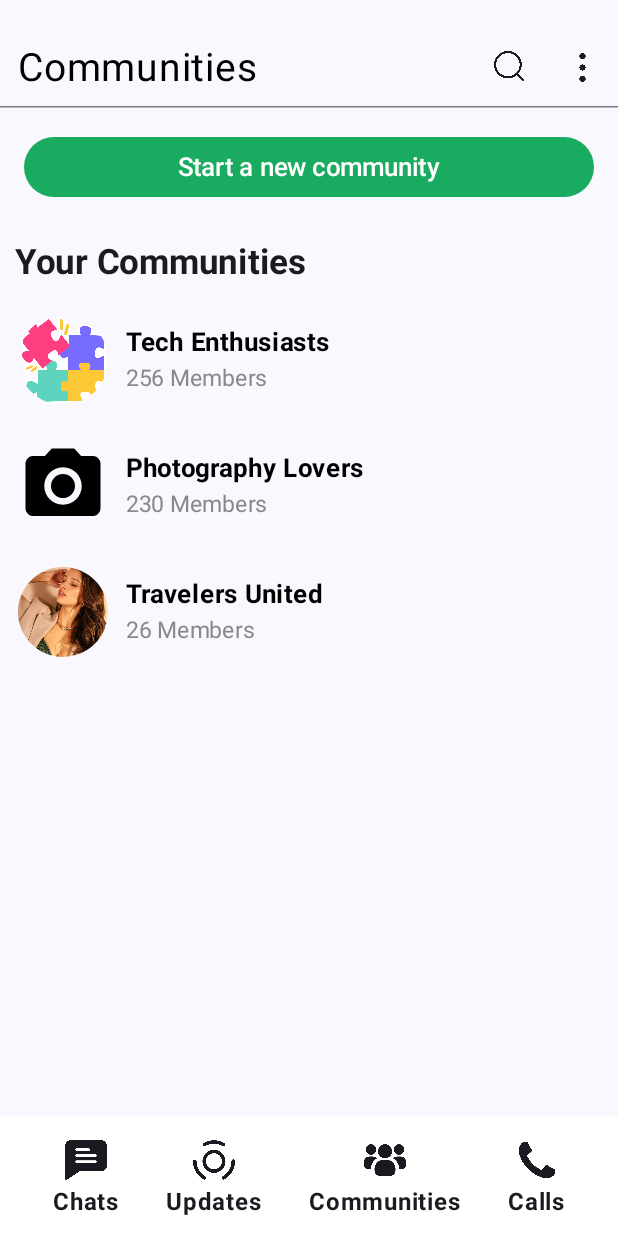
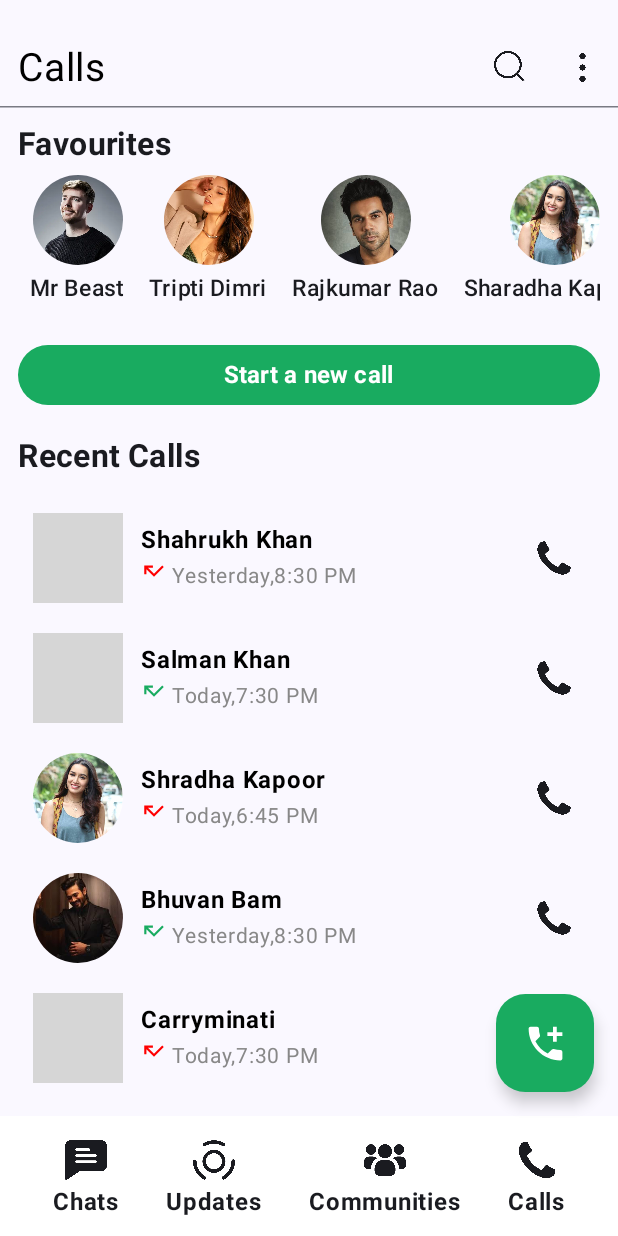
Before and after one commit to Swayampatel405/WhatsApp-Clone, an Android app built with Jetpack Compose: the screen it shows after launch (MainActivity), on a phone screen of 412 x 824 dp. Run offline under Robolectric (Android 15) with nearby library versions, the phone set to English and light mode, and no system bars; grey boxes are pictures that could not be loaded.

Commit message:
Adding complete call screen

```diff
--- a/app/src/main/java/com/appvantage/whatsapp/MainActivity.kt
+++ b/app/src/main/java/com/appvantage/whatsapp/MainActivity.kt
@@ -10,6 +10,7 @@ import androidx.compose.foundation.layout.padding
 import androidx.compose.material3.Scaffold
 import androidx.compose.ui.Modifier
 import androidx.compose.ui.focus.focusModifier
+import com.appvantage.whatsapp.presentation.callscreen.CallScreen
 import com.appvantage.whatsapp.presentation.communityscreen.CommunityScreen
 import com.appvantage.whatsapp.presentation.homescreen.ChatDesign
 import com.appvantage.whatsapp.presentation.homescreen.HomeScreen
@@ -28,7 +29,7 @@ class MainActivity : ComponentActivity() {
                 Scaffold(
                     modifier = Modifier.fillMaxSize()
                 ){pD->
-                    CommunityScreen(modifier = Modifier.padding(pD))
+                    CallScreen(modifier = Modifier.padding(pD))
                 }
             }
         }
--- /dev/null
+++ b/app/src/main/java/com/appvantage/whatsapp/presentation/callscreen/CallData.kt
@@ -0,0 +1,33 @@
+package com.appvantage.whatsapp.presentation.callscreen
+
+import android.media.Image
+import com.appvantage.whatsapp.R
+
+data class FavouritesItemData(
+    val image: Int,
+    val name:String
+)
+
+data class RecentCallsItemData(
+    val image: Int,
+    val name: String,
+    val time:String,
+    val isMissed:Boolean
+)
+
+val sampleFavouritesItem = listOf(
+    FavouritesItemData(image = R.drawable.mrbeast, name ="Mr Beast" ),
+    FavouritesItemData(image = R.drawable.tripti_dimri, name ="Tripti Dimri" ),
+    FavouritesItemData(image = R.drawable.rajkummar_rao, name ="Rajkumar Rao" ),
+    FavouritesItemData(image = R.drawable.sharadha_kapoor, name ="Sharadha Kapoor" ),
+    FavouritesItemData(image = R.drawable.kartik_aaryan, name ="Kartik Aryan" ),
+    FavouritesItemData(image = R.drawable.carryminati, name ="Carry Minati" ),
+)
+
+val sampleRecentCallsItem = listOf(
+    RecentCallsItemData(image = R.drawable.boy1, name = "Shahrukh Khan", time = "Yesterday,8:30 PM", isMissed = true),
+    RecentCallsItemData(image = R.drawable.boy, name = "Salman Khan", time = "Today,7:30 PM", isMissed = false),
+    RecentCallsItemData(image = R.drawable.sharadha_kapoor, name = "Shradha Kapoor", time = "Today,6:45 PM", isMissed = true),
+    RecentCallsItemData(image = R.drawable.bhuvan_bam, name = "Bhuvan Bam", time = "Yesterday,8:30 PM", isMissed = false),
+    RecentCallsItemData(image = R.drawable.carryminati, name = "Carryminati", time = "Today,7:30 PM", isMissed = true)
+)
--- /dev/null
+++ b/app/src/main/java/com/appvantage/whatsapp/presentation/callscreen/CallScreen.kt
@@ -0,0 +1,102 @@
+package com.appvantage.whatsapp.presentation.callscreen
+
+import androidx.compose.foundation.layout.Column
+import androidx.compose.foundation.layout.Spacer
+import androidx.compose.foundation.layout.fillMaxSize
+import androidx.compose.foundation.layout.fillMaxWidth
+import androidx.compose.foundation.layout.height
+import androidx.compose.foundation.layout.padding
+import androidx.compose.foundation.layout.size
+import androidx.compose.foundation.lazy.LazyRow
+import androidx.compose.foundation.lazy.items
+import androidx.compose.foundation.shape.RoundedCornerShape
+import androidx.compose.material3.Button
+import androidx.compose.material3.ButtonDefaults
+import androidx.compose.material3.FloatingActionButton
+import androidx.compose.material3.Icon
+import androidx.compose.material3.Scaffold
+import androidx.compose.material3.Text
+import androidx.compose.runtime.Composable
+import androidx.compose.runtime.compositionLocalWithComputedDefaultOf
+import androidx.compose.ui.Modifier
+import androidx.compose.ui.graphics.Color
+import androidx.compose.ui.res.colorResource
+import androidx.compose.ui.res.painterResource
+import androidx.compose.ui.text.font.FontWeight
+import androidx.compose.ui.tooling.preview.Preview
+import androidx.compose.ui.unit.dp
+import androidx.compose.ui.unit.sp
+import com.appvantage.whatsapp.R
+import com.appvantage.whatsapp.presentation.bottomnavigation.BottomNavigation
+
+
+@Preview(showSystemUi = true)
+@Composable
+fun CallScreen(modifier: Modifier = Modifier){
+
+    Scaffold(
+        topBar = { CallTopBar() },
+        bottomBar = { BottomNavigation() },
+        floatingActionButton = {
+            FloatingActionButton(
+                onClick = {},
+                shape = RoundedCornerShape(30),
+                modifier = Modifier.size(65.dp),
+                containerColor = colorResource(R.color.light_green),
+                contentColor = Color.White
+            ){
+                Icon(
+                    painter = painterResource(R.drawable.add_call),
+                    contentDescription = null,
+                    modifier = Modifier.size(30.dp)
+                )
+
+            }
+        }
+    ) {
+        Column (
+            modifier = Modifier.padding(it).padding(12.dp)
+        ){
+            Text(
+                text = "Favourites",
+                fontSize = 21.sp,
+                fontWeight = FontWeight.Bold
+            )
+            LazyRow {
+                items(sampleFavouritesItem){item->
+                    FavouritesItem(favouritesItemData = item)
+                }
+            }
+
+            Spacer( modifier = Modifier.height(14.dp))
+
+            Button(
+                onClick = {},
+                modifier = Modifier.fillMaxWidth(),
+                colors = ButtonDefaults.buttonColors(
+                    containerColor = colorResource(R.color.light_green),
+                    contentColor = Color.White
+                )
+            ){
+                Text("Start a new call", fontSize = 16.sp, fontWeight = FontWeight.Bold)
+
+            }
+
+            Spacer( modifier = Modifier.height(18.dp))
+
+            Text(
+                text = "Recent Calls",
+                fontSize = 21.sp,
+                fontWeight = FontWeight.Bold
+            )
+
+            Spacer(modifier = Modifier.height(15.dp))
+
+            sampleRecentCallsItem.forEach {call->
+                RecentCallItem(recentCallsItemData = call)
+            }
+
+        }
+    }
+
+}
--- /dev/null
+++ b/app/src/main/java/com/appvantage/whatsapp/presentation/callscreen/CallTopBar.kt
@@ -0,0 +1,112 @@
+package com.appvantage.whatsapp.presentation.callscreen
+
+import androidx.compose.foundation.layout.Box
+import androidx.compose.foundation.layout.Column
+import androidx.compose.foundation.layout.Row
+import androidx.compose.foundation.layout.Spacer
+import androidx.compose.foundation.layout.fillMaxWidth
+import androidx.compose.foundation.layout.height
+import androidx.compose.foundation.layout.padding
+import androidx.compose.foundation.layout.size
+import androidx.compose.material3.DropdownMenu
+import androidx.compose.material3.DropdownMenuItem
+import androidx.compose.material3.HorizontalDivider
+import androidx.compose.material3.Icon
+import androidx.compose.material3.IconButton
+import androidx.compose.material3.Text
+import androidx.compose.material3.TextField
+import androidx.compose.material3.TextFieldDefaults
+import androidx.compose.runtime.Composable
+import androidx.compose.runtime.getValue
+import androidx.compose.runtime.mutableStateOf
+import androidx.compose.runtime.remember
+import androidx.compose.runtime.setValue
+import androidx.compose.ui.Modifier
+import androidx.compose.ui.graphics.Color
+import androidx.compose.ui.res.painterResource
+import androidx.compose.ui.tooling.preview.Preview
+import androidx.compose.ui.unit.dp
+import androidx.compose.ui.unit.sp
+import com.appvantage.whatsapp.R
+
+@Preview(showSystemUi = true)
+@Composable
+fun CallTopBar(){
+    var isSearching by remember { mutableStateOf(false) }
+    var search by remember { mutableStateOf("") }
+    var showMenu by remember { mutableStateOf(false) }
+
+    Box(modifier = Modifier.fillMaxWidth()) {
+        Column{
+            Row(modifier = Modifier.padding(top = 12.dp)) {
+                if(isSearching){
+                    TextField(
+                        value = search,
+                        onValueChange = {search = it},
+                        placeholder = { Text("search") },
+                        colors = TextFieldDefaults.colors(
+                            focusedContainerColor = Color.Transparent,
+                            unfocusedContainerColor = Color.Transparent,
+                            focusedIndicatorColor = Color.Transparent,
+                            unfocusedIndicatorColor = Color.Transparent
+                        ),
+                        modifier = Modifier.padding(start = 12.dp),
+                        singleLine = true
+                    )
+                }else{
+                    Text(
+                        "Calls",
+                        fontSize = 26.sp,
+                        color = Color.Black,
+                        modifier = Modifier.padding(start = 12.dp,top = 18.dp)
+                    )
+                }
+                Spacer(modifier = Modifier.weight(1f))
+                if(isSearching){
+
+                    IconButton(onClick = {
+                        isSearching = false
+                        search = ""
+                    }) {
+                        Icon(
+                            painter = painterResource(R.drawable.cross),
+                            contentDescription = null,
+                            modifier = Modifier.padding(top = 18.dp).size(15.dp)
+                        )
+                    }
+                }else{
+                    IconButton(
+                        onClick = {isSearching = true}
+                    ) {
+                        Icon(
+                            painter = painterResource(R.drawable.search),
+                            contentDescription = null,
+                            modifier = Modifier.padding(top = 18.dp).size(24.dp)
+                        )
+                    }
+                    IconButton(
+                        onClick = {showMenu = true}
+                    ) {
+                        Icon(
+                            painter = painterResource(R.drawable.more),
+                            contentDescription = null,
+                            modifier = Modifier.padding(top = 18.dp).size(24.dp)
+                        )
+
+                        DropdownMenu(expanded = showMenu, onDismissRequest = {showMenu = false}, modifier = Modifier.height(60.dp)){
+                            DropdownMenuItem(
+                                text = { Text("Settings") },
+                                onClick = {showMenu = false}
+                            )
+
+                        }
+                    }
+
+                }
+
+            }
+            Spacer(modifier = Modifier.height(10.dp))
+            HorizontalDivider()
+        }
+    }
+}
--- /dev/null
+++ b/app/src/main/java/com/appvantage/whatsapp/presentation/callscreen/FavouritesItem.kt
@@ -0,0 +1,44 @@
+package com.appvantage.whatsapp.presentation.callscreen
+
+import androidx.compose.foundation.Image
+import androidx.compose.foundation.layout.Column
+import androidx.compose.foundation.layout.Spacer
+import androidx.compose.foundation.layout.height
+import androidx.compose.foundation.layout.padding
+import androidx.compose.foundation.layout.size
+import androidx.compose.foundation.shape.CircleShape
+import androidx.compose.material3.Text
+import androidx.compose.runtime.Composable
+import androidx.compose.ui.Alignment
+import androidx.compose.ui.Modifier
+import androidx.compose.ui.draw.clip
+import androidx.compose.ui.layout.ContentScale
+import androidx.compose.ui.res.painterResource
+import androidx.compose.ui.text.font.FontWeight
+import androidx.compose.ui.tooling.preview.Preview
+import androidx.compose.ui.unit.dp
+import androidx.compose.ui.unit.sp
+import com.appvantage.whatsapp.R
+
+//@Preview(showBackground = true)
+@Composable
+fun FavouritesItem(favouritesItemData: FavouritesItemData){
+
+    Column (
+        modifier = Modifier.padding(8.dp),
+        horizontalAlignment = Alignment.CenterHorizontally
+    ){
+        Image(
+            painter = painterResource(favouritesItemData.image),
+            contentDescription = null,
+            modifier = Modifier.size(60.dp).clip(CircleShape),
+            contentScale = ContentScale.Crop
+        )
+        Spacer(modifier = Modifier.height(3.dp))
+        Text(
+            text = favouritesItemData.name,
+            fontWeight = FontWeight.Medium,
+            fontSize = 15.sp
+        )
+    }
+}
--- /dev/null
+++ b/app/src/main/java/com/appvantage/whatsapp/presentation/callscreen/RecentCallItem.kt
@@ -0,0 +1,78 @@
+package com.appvantage.whatsapp.presentation.callscreen
+
+import androidx.compose.foundation.Image
+import androidx.compose.foundation.layout.Column
+import androidx.compose.foundation.layout.Row
+import androidx.compose.foundation.layout.Spacer
+import androidx.compose.foundation.layout.fillMaxWidth
+import androidx.compose.foundation.layout.padding
+import androidx.compose.foundation.layout.size
+import androidx.compose.foundation.layout.width
+import androidx.compose.foundation.shape.CircleShape
+import androidx.compose.material3.Icon
+import androidx.compose.material3.Text
+import androidx.compose.runtime.Composable
+import androidx.compose.runtime.mutableStateOf
+import androidx.compose.runtime.remember
+import androidx.compose.ui.Alignment
+import androidx.compose.ui.Modifier
+import androidx.compose.ui.draw.clip
+import androidx.compose.ui.graphics.Color
+import androidx.compose.ui.layout.ContentScale
+import androidx.compose.ui.res.colorResource
+import androidx.compose.ui.res.painterResource
+import androidx.compose.ui.text.font.FontWeight
+import androidx.compose.ui.tooling.preview.Preview
+import androidx.compose.ui.unit.dp
+import androidx.compose.ui.unit.sp
+import com.appvantage.whatsapp.R
+
+//@Preview(showSystemUi = true)
+@Composable
+fun RecentCallItem(recentCallsItemData: RecentCallsItemData){
+
+    val isMissed = remember { mutableStateOf(false) }
+
+
+    Row(
+        modifier = Modifier.fillMaxWidth().padding(10.dp),
+        verticalAlignment = Alignment.CenterVertically
+    ) {
+        Image(
+            painter = painterResource(recentCallsItemData.image),
+            contentDescription = null,
+            modifier = Modifier.size(60.dp).clip(CircleShape),
+            contentScale = ContentScale.Crop
+        )
+        Spacer(modifier = Modifier.width(12.dp))
+        Column (){
+            Text(
+                text = recentCallsItemData.name,
+                fontSize = 16.sp,
+                fontWeight = FontWeight.Bold,
+                color = Color.Black
+            )
+            Row {
+                Icon(
+                    painter = painterResource(R.drawable.baseline_call_missed_24),
+                    contentDescription = null,
+                    modifier = Modifier.size(17.dp),
+                    tint = if(recentCallsItemData.isMissed)Color.Red else colorResource(R.color.light_green)
+                )
+                Spacer(modifier = Modifier.width(3.dp))
+                Text(
+                    text = recentCallsItemData.time,
+                    fontSize = 14.sp,
+                    color = Color.Gray
+                )
+            }
+        }
+        Spacer(modifier = Modifier.weight(1f))
+        Icon(
+            painter = painterResource(R.drawable.telephone),
+            contentDescription = null,
+            modifier = Modifier.padding(end = 8.dp).size(25.dp)
+
+        )
+    }
+}
--- /dev/null
+++ b/app/src/main/res/drawable/add_call.xml
@@ -0,0 +1,5 @@
+<vector xmlns:android="http://schemas.android.com/apk/res/android" android:height="24dp" android:tint="#000000" android:viewportHeight="24" android:viewportWidth="24" android:width="24dp">
+
+    <path android:fillColor="@android:color/white" android:pathData="M20,15.5c-1.25,0 -2.45,-0.2 -3.57,-0.57 -0.35,-0.11 -0.74,-0.03 -1.02,0.24l-2.2,2.2c-2.83,-1.44 -5.15,-3.75 -6.59,-6.59l2.2,-2.21c0.28,-0.26 0.36,-0.65 0.25,-1C8.7,6.45 8.5,5.25 8.5,4c0,-0.55 -0.45,-1 -1,-1H4c-0.55,0 -1,0.45 -1,1 0,9.39 7.61,17 17,17 0.55,0 1,-0.45 1,-1v-3.5c0,-0.55 -0.45,-1 -1,-1zM21,6h-3V3h-2v3h-3v2h3v3h2V8h3z"/>
+
+</vector>
--- /dev/null
+++ b/app/src/main/res/drawable/baseline_call_missed_24.xml
@@ -0,0 +1,5 @@
+<vector xmlns:android="http://schemas.android.com/apk/res/android" android:autoMirrored="true" android:height="24dp" android:tint="#000000" android:viewportHeight="24" android:viewportWidth="24" android:width="24dp">
+
+    <path android:fillColor="@android:color/white" android:pathData="M19.59,7L12,14.59 6.41,9H11V7H3v8h2v-4.59l7,7 9,-9z"/>
+
+</vector>
```
